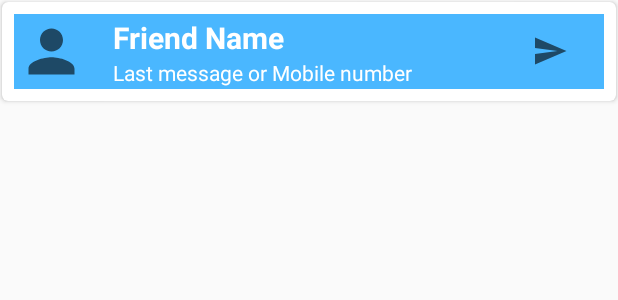
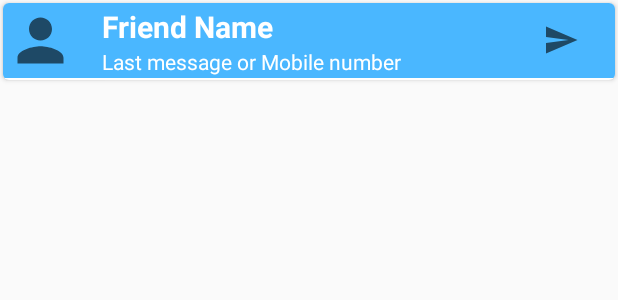
Before and after one commit to MarcusHellkvist/Chat-Application, an Android app: the layout myfriends.xml on its own in the app's theme, with its tools: preview values and no code run, on a phone screen of 412 x 824 dp. Shown: the top 300 px of the screen. Run offline under Robolectric (Android 15) with nearby library versions, the phone set to English and light mode, and no system bars.

Commit message:
design my friends fixed

```diff
--- a/app/src/main/res/layout/myfriends.xml
+++ b/app/src/main/res/layout/myfriends.xml
@@ -3,7 +3,7 @@
     xmlns:app="http://schemas.android.com/apk/res-auto"
     android:layout_width="match_parent"
     android:layout_height="wrap_content"
-    android:layout_margin="1dp"
+    android:layout_margin="2dp"
     android:background="@color/colorBackground"
     app:cardCornerRadius="4dp"
     >
@@ -11,7 +11,8 @@
     <RelativeLayout
         android:layout_width="match_parent"
         android:layout_height="match_parent"
-        android:layout_margin="8dp"
+        android:layout_marginBottom="1dp"
+        android:layout_marginTop="0dp"
         android:background="@color/colorBackground"
 
         >
@@ -41,6 +42,7 @@
             android:layout_width="wrap_content"
             android:layout_height="wrap_content"
             android:layout_below="@+id/my_friend_name"
+            android:layout_marginStart="16dp"
             android:layout_marginLeft="16dp"
             android:layout_toEndOf="@+id/my_friend_imageView"
             android:layout_toRightOf="@+id/my_friend_imageView"
```
